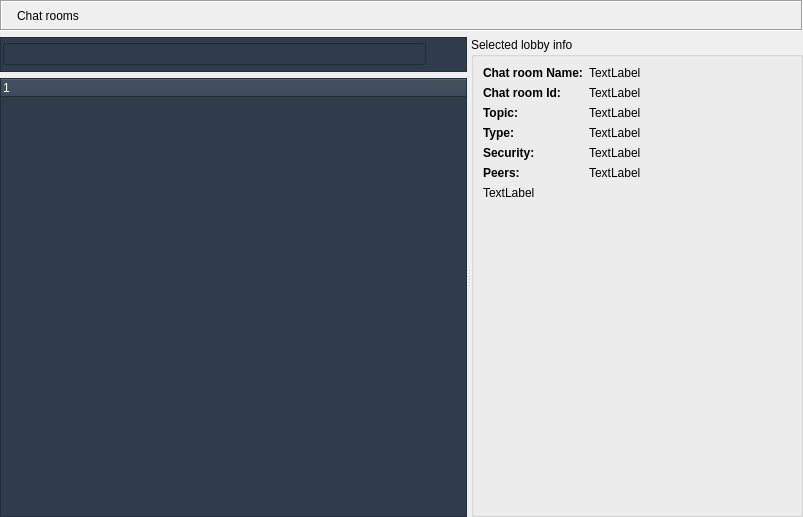
First picture: the form in retroshare-gui/src/gui/ChatLobbyWidget.ui, repository RetroShare/RetroShare, before the edit.
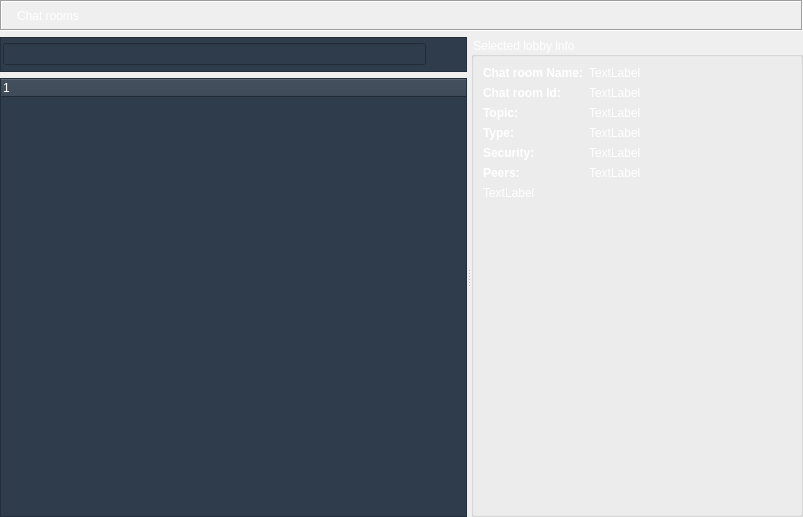
Second picture: the form after the edit. Icons and pictures are not drawn. Custom widgets are drawn as their Qt base class.

Commit message: Change icon, set size for item button and set color for page names in Preferences tab

Patch:
```diff
--- a/retroshare-gui/src/gui/ChatLobbyWidget.ui
+++ b/retroshare-gui/src/gui/ChatLobbyWidget.ui
@@ -71,6 +71,9 @@
       </item>
       <item>
        <widget class="StyledLabel" name="titleBarLabel">
+        <property name="styleSheet">
+         <string notr="true">color: rgb(255, 255, 255);</string>
+        </property>
         <property name="text">
          <string>Chat rooms</string>
         </property>
@@ -233,6 +236,9 @@
         </property>
         <item row="0" column="0">
          <widget class="QGroupBox" name="lobbyinfo_groupBox">
+          <property name="styleSheet">
+           <string notr="true">color: rgb(255, 255, 255);</string>
+          </property>
           <property name="title">
            <string>Selected lobby info</string>
           </property>
@@ -249,6 +255,9 @@
                    <bold>true</bold>
                   </font>
                  </property>
+                 <property name="styleSheet">
+                  <string notr="true">color: rgb(255, 255, 255);</string>
+                 </property>
                  <property name="text">
                   <string>Chat room Name:</string>
                  </property>
@@ -262,6 +271,9 @@
                    <bold>true</bold>
                   </font>
                  </property>
+                 <property name="styleSheet">
+                  <string notr="true">color: rgb(255, 255, 255);</string>
+                 </property>
                  <property name="text">
                   <string>Chat room Id:</string>
                  </property>
@@ -275,6 +287,9 @@
                    <bold>true</bold>
                   </font>
                  </property>
+                 <property name="styleSheet">
+                  <string notr="true">color: rgb(255, 255, 255);</string>
+                 </property>
                  <property name="text">
                   <string>Topic:</string>
                  </property>
@@ -288,6 +303,10 @@
                    <bold>true</bold>
                   </font>
                  </property>
+                 <property name="styleSheet">
+                  <string notr="true">color: rgb(255, 255, 255);
+</string>
+                 </property>
                  <property name="text">
                   <string>Type:</string>
                  </property>
@@ -301,6 +320,9 @@
                    <bold>true</bold>
                   </font>
                  </property>
+                 <property name="styleSheet">
+                  <string notr="true">color: rgb(255, 255, 255);</string>
+                 </property>
                  <property name="text">
                   <string>Security:</string>
                  </property>
@@ -314,6 +336,9 @@
                    <bold>true</bold>
                   </font>
                  </property>
+                 <property name="styleSheet">
+                  <string notr="true">color: rgb(255, 255, 255);</string>
+                 </property>
                  <property name="text">
                   <string>Peers:</string>
                  </property>
@@ -331,6 +356,9 @@
                    <verstretch>0</verstretch>
                   </sizepolicy>
                  </property>
+                 <property name="styleSheet">
+                  <string notr="true">color: rgb(255, 255, 255);</string>
+                 </property>
                  <property name="text">
                   <string>TextLabel</string>
                  </property>
@@ -344,6 +372,9 @@
                    <verstretch>0</verstretch>
                   </sizepolicy>
                  </property>
+                 <property name="styleSheet">
+                  <string notr="true">color: rgb(255, 255, 255);</string>
+                 </property>
                  <property name="text">
                   <string>TextLabel</string>
                  </property>
@@ -357,6 +388,9 @@
                    <verstretch>0</verstretch>
                   </sizepolicy>
                  </property>
+                 <property name="styleSheet">
+                  <string notr="true">color: rgb(255, 255, 255);</string>
+                 </property>
                  <property name="text">
                   <string>TextLabel</string>
                  </property>
@@ -373,6 +407,9 @@
                    <verstretch>0</verstretch>
                   </sizepolicy>
                  </property>
+                 <property name="styleSheet">
+                  <string notr="true">color: rgb(255, 255, 255);</string>
+                 </property>
                  <property name="text">
                   <string>TextLabel</string>
                  </property>
@@ -380,6 +417,9 @@
                </item>
                <item>
                 <widget class="QLabel" name="lobbysec_lineEdit">
+                 <property name="styleSheet">
+                  <string notr="true">color: rgb(255, 255, 255);</string>
+                 </property>
                  <property name="text">
                   <string>TextLabel</string>
                  </property>
@@ -393,6 +433,9 @@
                    <verstretch>0</verstretch>
                   </sizepolicy>
                  </property>
+                 <property name="styleSheet">
+                  <string notr="true">color: rgb(255, 255, 255);</string>
+                 </property>
                  <property name="text">
                   <string>TextLabel</string>
                  </property>
@@ -436,16 +479,16 @@
   </layout>
  </widget>
  <customwidgets>
-  <customwidget>
-   <class>StyledLabel</class>
-   <extends>QLabel</extends>
-   <header>gui/common/StyledLabel.h</header>
-  </customwidget>
   <customwidget>
    <class>LineEditClear</class>
    <extends>QLineEdit</extends>
    <header location="global">gui/common/LineEditClear.h</header>
   </customwidget>
+  <customwidget>
+   <class>StyledLabel</class>
+   <extends>QLabel</extends>
+   <header>gui/common/StyledLabel.h</header>
+  </customwidget>
  </customwidgets>
  <resources>
   <include location="icons.qrc"/>
```
Left out of the diff: 7 changed lines with no effect on the pictures. The commit also changes 46 other files.
